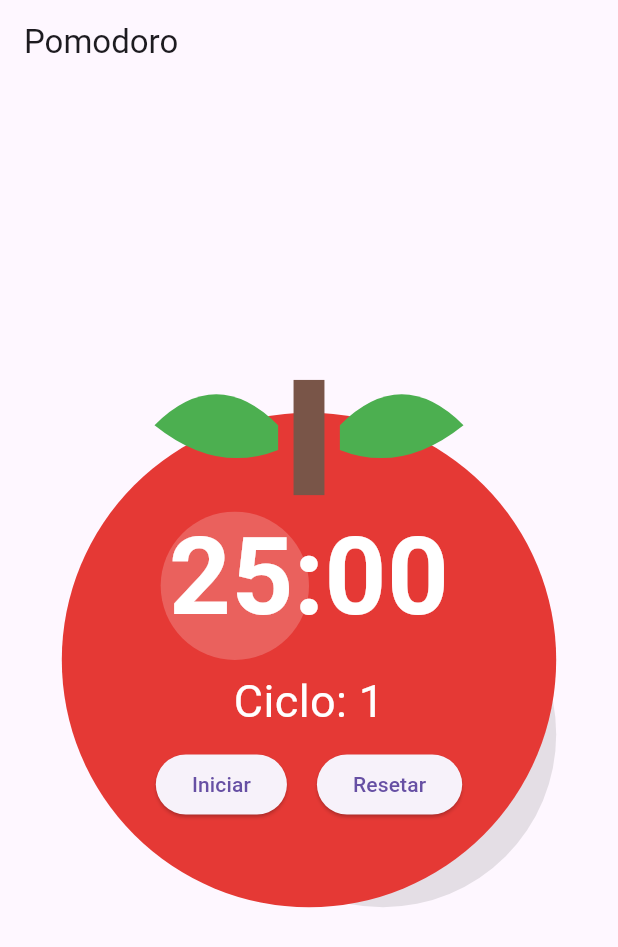
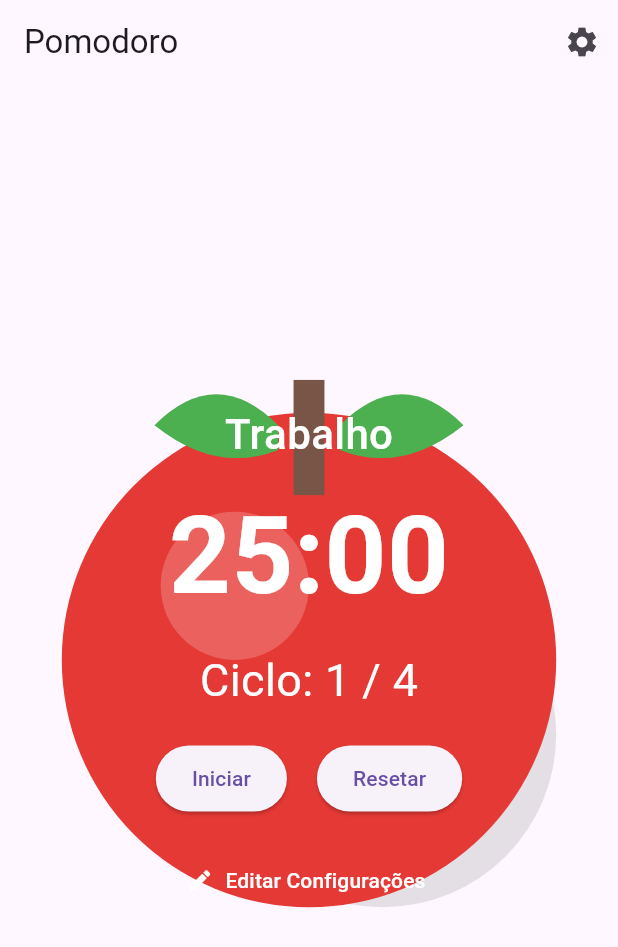
Before and after one commit to rubekx/pomodoro-app, a Flutter app: the screen it shows after launch, on a phone screen of 412 x 824 dp. Shown: the top 947 px of the screen. Run offline on Flutter 3.47's test engine with Material 3 defaults, Android fonts, the phone set to English and light mode, and no system bars.

Commit message:
add settings to change times

```diff
--- a/lib/main.dart
+++ b/lib/main.dart
@@ -1,5 +1,6 @@
 import 'dart:async';
 import 'package:flutter/material.dart';
+import 'package:flutter/services.dart';
 import 'package:pomodoro/pomodoro_painter.dart';
 
 void main() => runApp(PomodoroApp());
@@ -11,6 +12,7 @@ class PomodoroApp extends StatelessWidget {
   Widget build(BuildContext context) {
     return MaterialApp(
       title: 'Pomodoro',
+      debugShowCheckedModeBanner: false,
       theme: ThemeData(primarySwatch: Colors.red),
       home: PomodoroAppleTimer(),
     );
@@ -25,11 +27,18 @@ class PomodoroAppleTimer extends StatefulWidget {
 }
 
 class _PomodoroAppleTimerState extends State<PomodoroAppleTimer> {
-  static const workDuration = Duration(minutes: 25);
-  Duration remaining = workDuration;
+  // Default settings
+  int workMinutes = 25;
+  int breakMinutes = 5;
+  int targetCycles = 4;
+
+  Duration workDuration = Duration(minutes: 25);
+  Duration breakDuration = Duration(minutes: 5);
+  Duration remaining = Duration(minutes: 25);
   Timer? timer;
   bool isRunning = false;
   int cycle = 1;
+  bool isWorkMode = true;
 
   void startPause() {
     if (isRunning) {
@@ -41,8 +50,14 @@ class _PomodoroAppleTimerState extends State<PomodoroAppleTimer> {
         } else {
           timer?.cancel();
           setState(() {
-            cycle++;
-            remaining = workDuration;
+            if (isWorkMode) {
+              isWorkMode = false;
+              remaining = breakDuration;
+            } else {
+              isWorkMode = true;
+              cycle++;
+              remaining = workDuration;
+            }
             isRunning = false;
           });
         }
@@ -55,6 +70,7 @@ class _PomodoroAppleTimerState extends State<PomodoroAppleTimer> {
     timer?.cancel();
     setState(() {
       isRunning = false;
+      isWorkMode = true;
       remaining = workDuration;
       cycle = 1;
     });
@@ -63,16 +79,106 @@ class _PomodoroAppleTimerState extends State<PomodoroAppleTimer> {
   String formatTime(Duration d) =>
       d.toString().split('.').first.padLeft(8, "0").substring(3);
 
+  void _openSettingsDialog() {
+    // Create controllers for the text fields
+    final workController = TextEditingController(text: workMinutes.toString());
+    final breakController = TextEditingController(
+      text: breakMinutes.toString(),
+    );
+    final cycleController = TextEditingController(
+      text: targetCycles.toString(),
+    );
+
+    showDialog(
+      context: context,
+      builder:
+          (context) => AlertDialog(
+            title: Text('Configurações do Pomodoro'),
+            content: Column(
+              mainAxisSize: MainAxisSize.min,
+              children: [
+                TextField(
+                  controller: workController,
+                  decoration: InputDecoration(
+                    labelText: 'Tempo de Trabalho (minutos)',
+                  ),
+                  keyboardType: TextInputType.number,
+                  inputFormatters: [FilteringTextInputFormatter.digitsOnly],
+                ),
+                TextField(
+                  controller: breakController,
+                  decoration: InputDecoration(
+                    labelText: 'Tempo de Pausa (minutos)',
+                  ),
+                  keyboardType: TextInputType.number,
+                  inputFormatters: [FilteringTextInputFormatter.digitsOnly],
+                ),
+                TextField(
+                  controller: cycleController,
+                  decoration: InputDecoration(labelText: 'Ciclos Alvo'),
+                  keyboardType: TextInputType.number,
+                  inputFormatters: [FilteringTextInputFormatter.digitsOnly],
+                ),
+              ],
+            ),
+            actions: [
+              TextButton(
+                onPressed: () => Navigator.pop(context),
+                child: Text('Cancelar'),
+              ),
+              TextButton(
+                onPressed: () {
+                  // Parse the input values
+                  final newWorkMin =
+                      int.tryParse(workController.text) ?? workMinutes;
+                  final newBreakMin =
+                      int.tryParse(breakController.text) ?? breakMinutes;
+                  final newTargetCycles =
+                      int.tryParse(cycleController.text) ?? targetCycles;
+
+                  // Update the settings
+                  setState(() {
+                    workMinutes = newWorkMin > 0 ? newWorkMin : 1;
+                    breakMinutes = newBreakMin > 0 ? newBreakMin : 1;
+                    targetCycles = newTargetCycles > 0 ? newTargetCycles : 1;
+
+                    workDuration = Duration(minutes: workMinutes);
+                    breakDuration = Duration(minutes: breakMinutes);
+
+                    // Reset the timer
+                    reset();
+                  });
+
+                  Navigator.pop(context);
+                },
+                child: Text('Salvar'),
+              ),
+            ],
+          ),
+    );
+  }
+
   @override
   Widget build(BuildContext context) {
     return Scaffold(
-      appBar: AppBar(title: Text('Pomodoro')),
+      appBar: AppBar(
+        title: Text('Pomodoro'),
+        actions: [
+          IconButton(
+            icon: Icon(Icons.settings),
+            onPressed: _openSettingsDialog,
+          ),
+        ],
+      ),
       body: Stack(
         children: [
           Positioned.fill(
             child: PomodoroPainter(
               size: MediaQuery.of(context).size.width,
-              tomatoColor: const Color(0xFFE53935),
+              tomatoColor:
+                  isWorkMode
+                      ? const Color(0xFFE53935)
+                      : const Color(0xFFE57373),
               leafColor: const Color(0xFF4CAF50),
             ),
           ),
@@ -80,6 +186,15 @@ class _PomodoroAppleTimerState extends State<PomodoroAppleTimer> {
             child: Column(
               mainAxisAlignment: MainAxisAlignment.center,
               children: [
+                Text(
+                  isWorkMode ? 'Trabalho' : 'Pausa',
+                  style: TextStyle(
+                    fontSize: 28,
+                    color: Colors.white,
+                    fontWeight: FontWeight.w500,
+                  ),
+                ),
+                const SizedBox(height: 10),
                 Text(
                   formatTime(remaining),
                   style: const TextStyle(
@@ -90,23 +205,44 @@ class _PomodoroAppleTimerState extends State<PomodoroAppleTimer> {
                 ),
                 const SizedBox(height: 10),
                 Text(
-                  'Ciclo: $cycle',
+                  'Ciclo: $cycle / $targetCycles',
                   style: const TextStyle(color: Colors.white, fontSize: 30),
                 ),
-                const SizedBox(height: 10),
+                const SizedBox(height: 20),
                 Row(
                   mainAxisAlignment: MainAxisAlignment.center,
                   children: [
                     ElevatedButton(
                       onPressed: startPause,
+                      style: ElevatedButton.styleFrom(
+                        padding: EdgeInsets.symmetric(
+                          horizontal: 24,
+                          vertical: 12,
+                        ),
+                      ),
                       child: Text(isRunning ? 'Pausar' : 'Iniciar'),
                     ),
                     const SizedBox(width: 20),
                     ElevatedButton(
                       onPressed: reset,
+                      style: ElevatedButton.styleFrom(
+                        padding: EdgeInsets.symmetric(
+                          horizontal: 24,
+                          vertical: 12,
+                        ),
+                      ),
                       child: const Text('Resetar'),
                     ),
                   ],
+                ),
+                const SizedBox(height: 20),
+                TextButton.icon(
+                  onPressed: _openSettingsDialog,
+                  icon: Icon(Icons.edit, color: Colors.white),
+                  label: Text(
+                    'Editar Configurações',
+                    style: TextStyle(color: Colors.white),
+                  ),
                 ),
               ],
             ),
```
